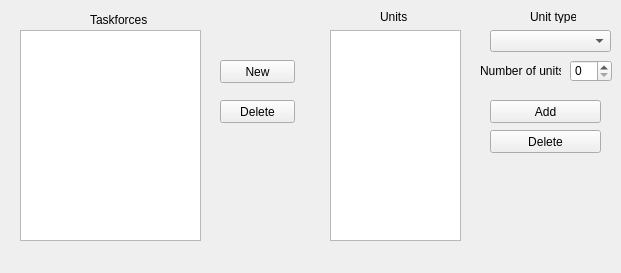
First picture: the form in src/taskforcesection.ui, repository PTapioK/TSWaveMaker, before the edit.
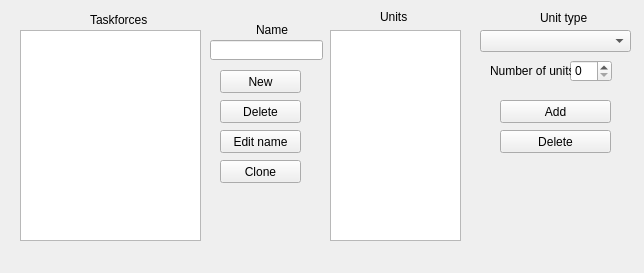
Second picture: the form after the edit.

Commit message: Implemented TaskforceSection functionality + bug fixes.

```diff
--- a/src/taskforcesection.ui
+++ b/src/taskforcesection.ui
@@ -6,7 +6,7 @@
    <rect>
     <x>0</x>
     <y>0</y>
-    <width>621</width>
+    <width>644</width>
     <height>273</height>
    </rect>
   </property>
@@ -59,8 +59,8 @@
     <property name="geometry">
      <rect>
       <x>220</x>
-      <y>60</y>
-      <width>75</width>
+      <y>70</y>
+      <width>81</width>
       <height>23</height>
      </rect>
     </property>
@@ -73,7 +73,7 @@
      <rect>
       <x>220</x>
       <y>100</y>
-      <width>75</width>
+      <width>81</width>
       <height>23</height>
      </rect>
     </property>
@@ -107,7 +107,7 @@
    <widget class="QPushButton" name="AddUnit">
     <property name="geometry">
      <rect>
-      <x>490</x>
+      <x>500</x>
       <y>100</y>
       <width>111</width>
       <height>23</height>
@@ -120,7 +120,7 @@
    <widget class="QPushButton" name="DeleteUnit">
     <property name="geometry">
      <rect>
-      <x>490</x>
+      <x>500</x>
       <y>130</y>
       <width>111</width>
       <height>23</height>
@@ -133,9 +133,9 @@
    <widget class="QComboBox" name="UnitBox">
     <property name="geometry">
      <rect>
-      <x>490</x>
+      <x>480</x>
       <y>30</y>
-      <width>121</width>
+      <width>151</width>
       <height>22</height>
      </rect>
     </property>
@@ -143,10 +143,10 @@
    <widget class="QLabel" name="label_3">
     <property name="geometry">
      <rect>
-      <x>530</x>
+      <x>540</x>
       <y>10</y>
-      <width>46</width>
-      <height>13</height>
+      <width>51</width>
+      <height>16</height>
      </rect>
     </property>
     <property name="text">
@@ -166,7 +166,7 @@
    <widget class="QLabel" name="label_4">
     <property name="geometry">
      <rect>
-      <x>480</x>
+      <x>490</x>
       <y>60</y>
       <width>81</width>
       <height>21</height>
@@ -176,6 +176,55 @@
      <string>Number of units</string>
     </property>
    </widget>
+   <widget class="QPushButton" name="cloneTaskforce">
+    <property name="geometry">
+     <rect>
+      <x>220</x>
+      <y>160</y>
+      <width>81</width>
+      <height>23</height>
+     </rect>
+    </property>
+    <property name="text">
+     <string>Clone</string>
+    </property>
+   </widget>
+   <widget class="QPushButton" name="editTaskforceName">
+    <property name="geometry">
+     <rect>
+      <x>220</x>
+      <y>130</y>
+      <width>81</width>
+      <height>23</height>
+     </rect>
+    </property>
+    <property name="text">
+     <string>Edit name</string>
+    </property>
+   </widget>
+   <widget class="QLineEdit" name="taskforceNameEdit">
+    <property name="geometry">
+     <rect>
+      <x>210</x>
+      <y>40</y>
+      <width>113</width>
+      <height>20</height>
+     </rect>
+    </property>
+   </widget>
+   <widget class="QLabel" name="nameLabel">
+    <property name="geometry">
+     <rect>
+      <x>256</x>
+      <y>20</y>
+      <width>41</width>
+      <height>20</height>
+     </rect>
+    </property>
+    <property name="text">
+     <string>Name</string>
+    </property>
+   </widget>
   </widget>
  </widget>
  <resources/>
```
The commit also changes 12 other files.
